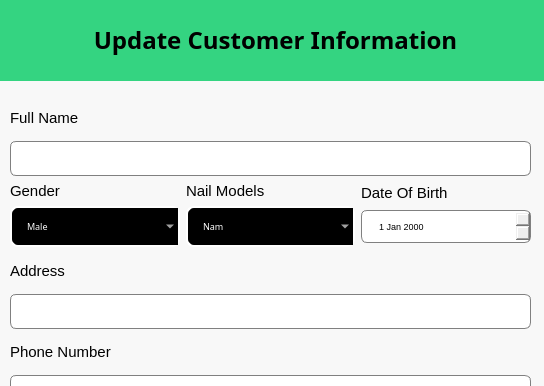
Above: UpdateKhachHangDialog.ui from hoquangvinh124/BlackMeetWukong before the change; both pictures show x 0 to 544 and y 0 to 386 of the 544 by 576 pixel window. Below: the same form after it.
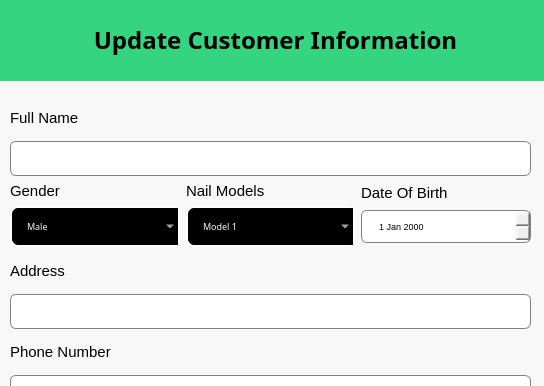
That is the form after the change.

Commit message: Tìm bọ

```diff
--- a/UpdateKhachHangDialog.ui
+++ b/UpdateKhachHangDialog.ui
@@ -216,7 +216,7 @@
           </property>
           <item>
            <property name="text">
-            <string>Nam</string>
+            <string>Model 1</string>
            </property>
           </item>
           <item>
```
Left out of the diff: 39 changed lines with no effect on the pictures. The commit also changes 1 other file.
